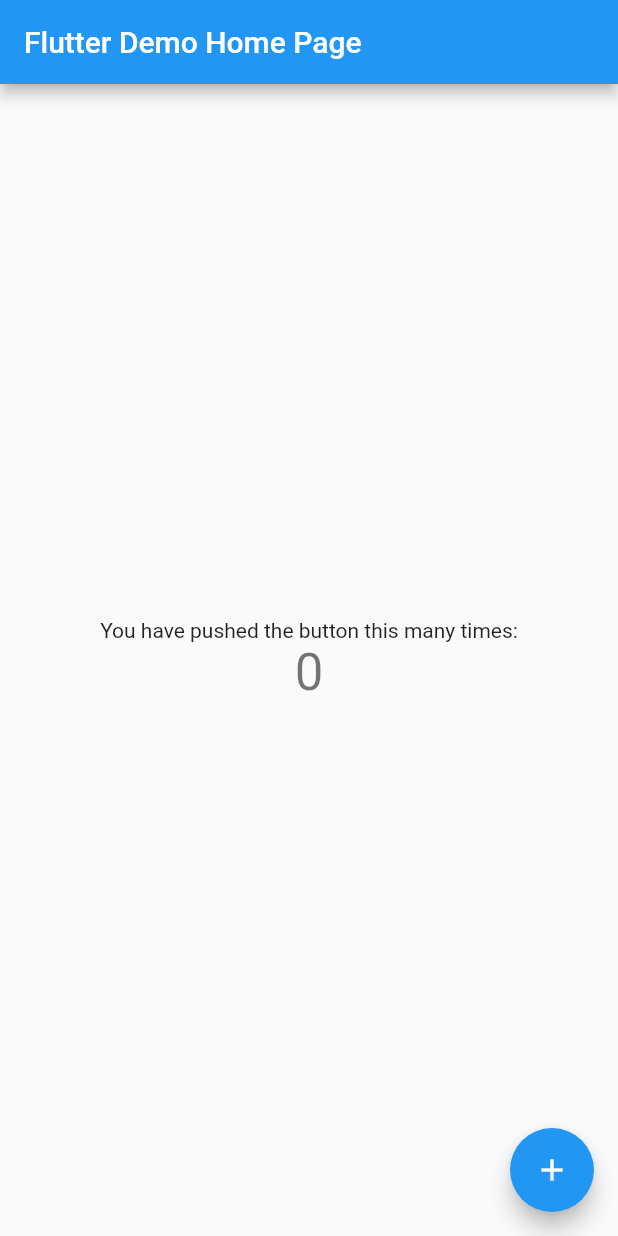
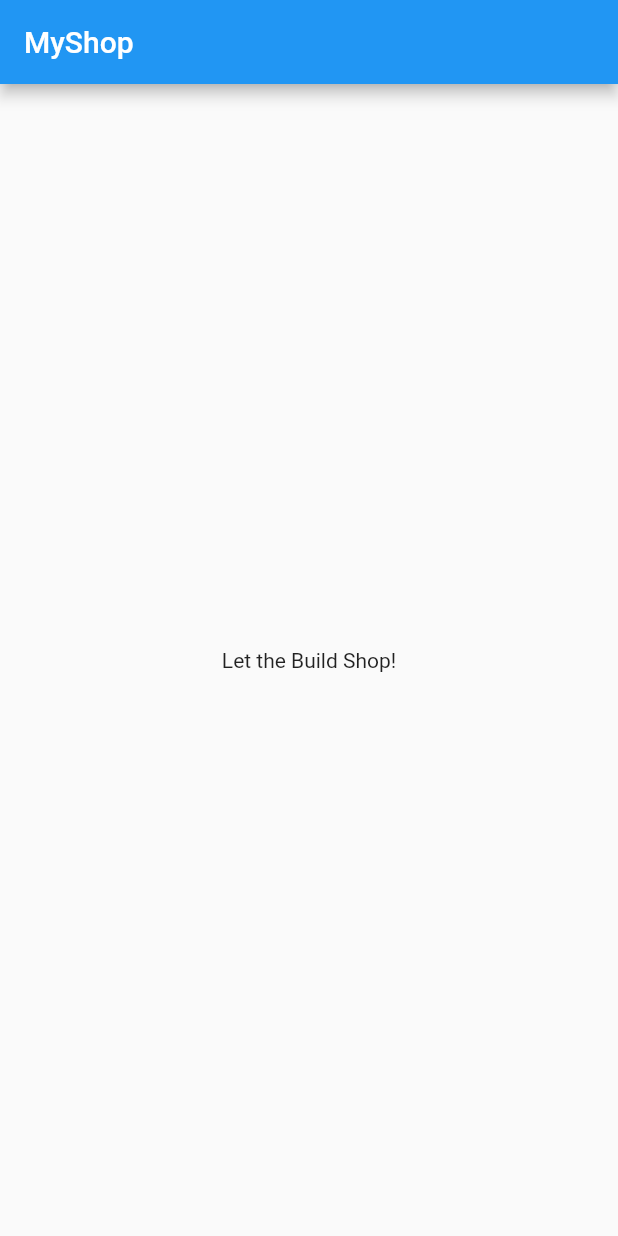
Before and after one commit to mangukianisarg/my_shop, a Flutter app: the screen it shows after launch, on a phone screen of 412 x 824 dp. Run offline on Flutter 3.47's test engine with Material 2 defaults, Android fonts, the phone set to English and light mode, and no system bars.

Commit message:
Starting Build App

```diff
--- a/lib/main.dart
+++ b/lib/main.dart
@@ -1,113 +1,30 @@
 import 'package:flutter/material.dart';
 
-void main() {
-  runApp(MyApp());
-}
+void main() => runApp(MyApp());
 
 class MyApp extends StatelessWidget {
-  // This widget is the root of your application.
   @override
   Widget build(BuildContext context) {
     return MaterialApp(
-      title: 'Flutter Demo',
+      title: 'MyShop',
       theme: ThemeData(
-        // This is the theme of your application.
-        //
-        // Try running your application with "flutter run". You'll see the
-        // application has a blue toolbar. Then, without quitting the app, try
-        // changing the primarySwatch below to Colors.green and then invoke
-        // "hot reload" (press "r" in the console where you ran "flutter run",
-        // or simply save your changes to "hot reload" in a Flutter IDE).
-        // Notice that the counter didn't reset back to zero; the application
-        // is not restarted.
         primarySwatch: Colors.blue,
       ),
-      home: MyHomePage(title: 'Flutter Demo Home Page'),
+      home: MyHomePage(),
     );
   }
 }
 
-class MyHomePage extends StatefulWidget {
-  MyHomePage({Key key, this.title}) : super(key: key);
-
-  // This widget is the home page of your application. It is stateful, meaning
-  // that it has a State object (defined below) that contains fields that affect
-  // how it looks.
-
-  // This class is the configuration for the state. It holds the values (in this
-  // case the title) provided by the parent (in this case the App widget) and
-  // used by the build method of the State. Fields in a Widget subclass are
-  // always marked "final".
-
-  final String title;
-
-  @override
-  _MyHomePageState createState() => _MyHomePageState();
-}
-
-class _MyHomePageState extends State<MyHomePage> {
-  int _counter = 0;
-
-  void _incrementCounter() {
-    setState(() {
-      // This call to setState tells the Flutter framework that something has
-      // changed in this State, which causes it to rerun the build method below
-      // so that the display can reflect the updated values. If we changed
-      // _counter without calling setState(), then the build method would not be
-      // called again, and so nothing would appear to happen.
-      _counter++;
-    });
-  }
-
+class MyHomePage extends StatelessWidget {
   @override
   Widget build(BuildContext context) {
-    // This method is rerun every time setState is called, for instance as done
-    // by the _incrementCounter method above.
-    //
-    // The Flutter framework has been optimized to make rerunning build methods
-    // fast, so that you can just rebuild anything that needs updating rather
-    // than having to individually change instances of widgets.
     return Scaffold(
       appBar: AppBar(
-        // Here we take the value from the MyHomePage object that was created by
-        // the App.build method, and use it to set our appbar title.
-        title: Text(widget.title),
+        title: Text('MyShop'),
       ),
       body: Center(
-        // Center is a layout widget. It takes a single child and positions it
-        // in the middle of the parent.
-        child: Column(
-          // Column is also a layout widget. It takes a list of children and
-          // arranges them vertically. By default, it sizes itself to fit its
-          // children horizontally, and tries to be as tall as its parent.
-          //
-          // Invoke "debug painting" (press "p" in the console, choose the
-          // "Toggle Debug Paint" action from the Flutter Inspector in Android
-          // Studio, or the "Toggle Debug Paint" command in Visual Studio Code)
-          // to see the wireframe for each widget.
-          //
-          // Column has various properties to control how it sizes itself and
-          // how it positions its children. Here we use mainAxisAlignment to
-          // center the children vertically; the main axis here is the vertical
-          // axis because Columns are vertical (the cross axis would be
-          // horizontal).
-          mainAxisAlignment: MainAxisAlignment.center,
-          children: <Widget>[
-            Text(
-              'You have pushed the button this many times:',
-            ),
-            Text(
-              '$_counter',
-              style: Theme.of(context).textTheme.headline4,
-            ),
-          ],
-        ),
+        child: Text('Let the Build Shop!'),
       ),
-      floatingActionButton: FloatingActionButton(
-        onPressed: _incrementCounter,
-        tooltip: 'Increment',
-        child: Icon(Icons.add),
-      ), // This trailing comma makes auto-formatting nicer for build methods.
     );
   }
 }
```
